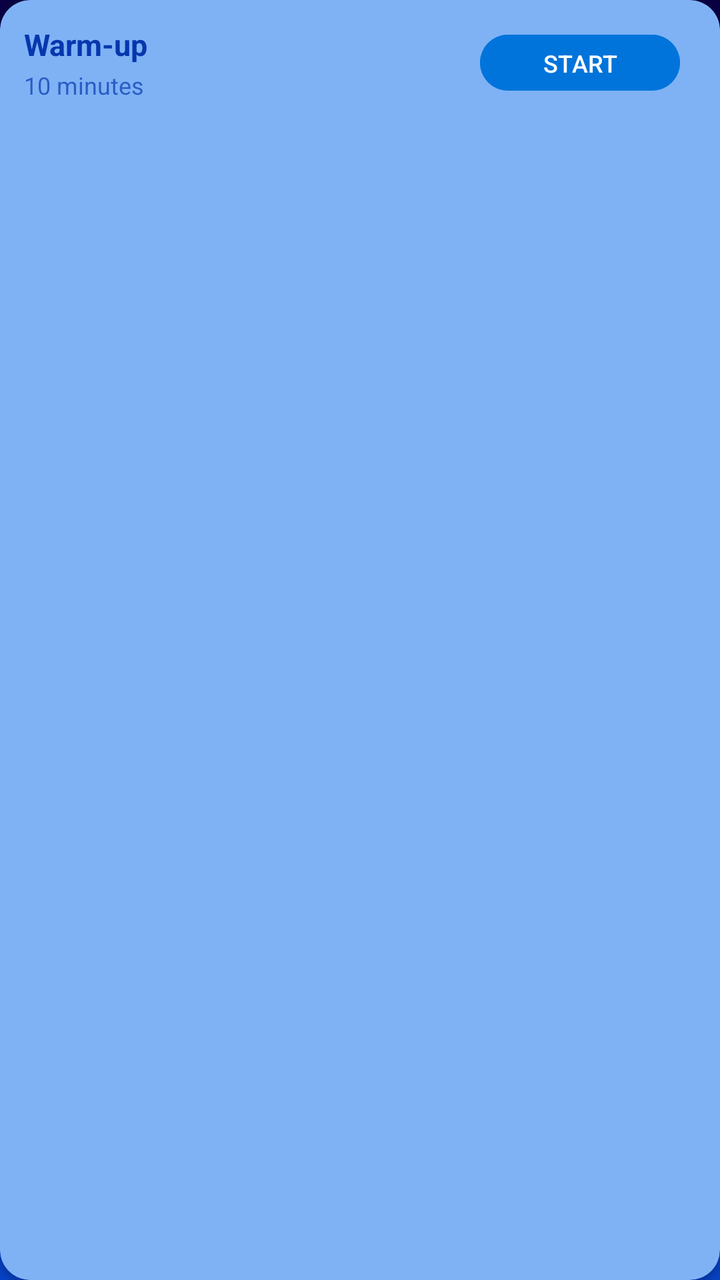
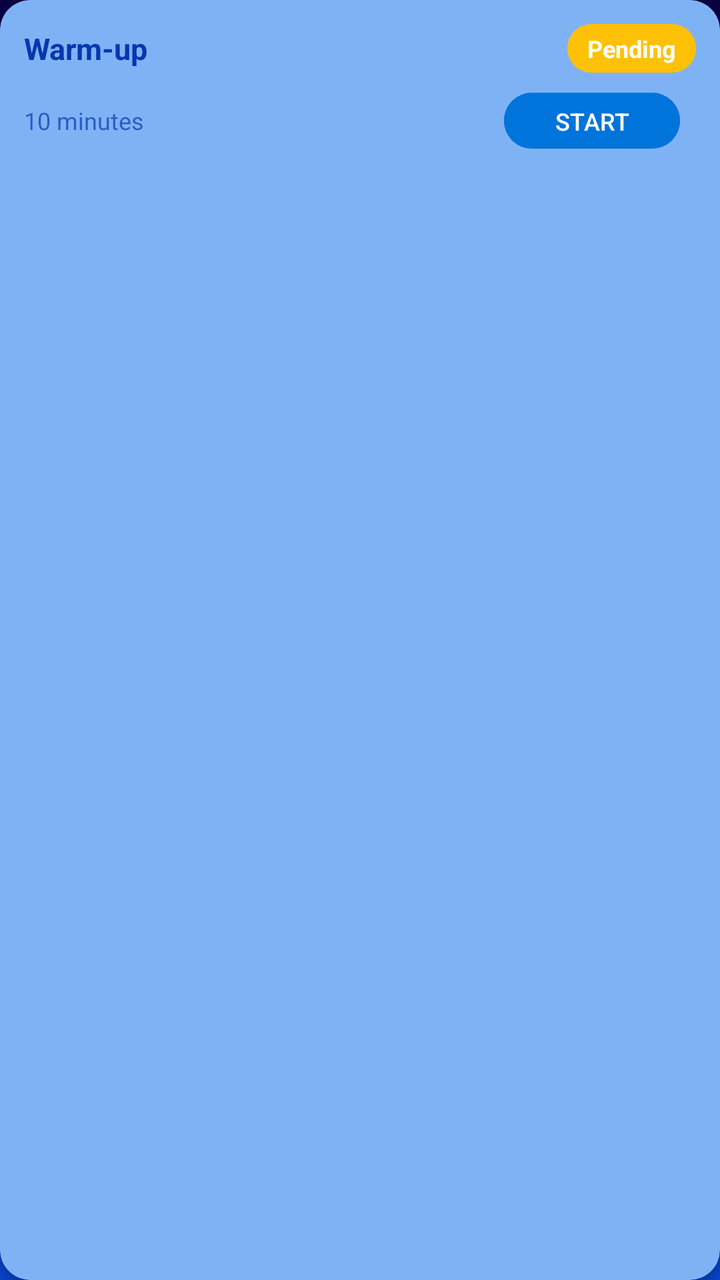

Two renders of the same Android screen: before a commit and after it. Below are the layout's source before the change and the commit's diff.
<!-- AndroidManifest.xml: application theme Theme.RUNOVA -->
<!-- res/layout/item_task_control.xml -->
<?xml version="1.0" encoding="utf-8"?>
<androidx.cardview.widget.CardView xmlns:android="http://schemas.android.com/apk/res/android"
    xmlns:app="http://schemas.android.com/apk/res-auto"
    android:layout_width="match_parent"
    android:layout_height="wrap_content"
    android:layout_marginHorizontal="4dp"
    android:layout_marginVertical="4dp"
    app:cardBackgroundColor="@color/input_bg"
    app:cardCornerRadius="@dimen/card_radius_sm"
    app:cardElevation="2dp">

    <LinearLayout
        android:layout_width="match_parent"
        android:layout_height="wrap_content"
        android:gravity="center_vertical"
        android:orientation="horizontal"
        android:padding="12dp">

        <LinearLayout
            android:layout_width="0dp"
            android:layout_height="wrap_content"
            android:layout_weight="1"
            android:orientation="vertical">

            <TextView
                android:id="@+id/tvTaskName"
                android:layout_width="wrap_content"
                android:layout_height="wrap_content"
                android:text="Warm-up"
                android:textColor="@color/button_primary"
                android:textSize="15sp"
                android:textStyle="bold" />

            <TextView
                android:id="@+id/tvTaskDuration"
                android:layout_width="wrap_content"
                android:layout_height="wrap_content"
                android:layout_marginTop="2dp"
                android:alpha="0.7"
                android:text="10 minutes"
                android:textColor="@color/button_primary"
                android:textSize="12sp" />

        </LinearLayout>

        <Button
            android:id="@+id/btnStart"
            android:layout_width="wrap_content"
            android:layout_height="36dp"
            android:layout_marginEnd="8dp"
            android:backgroundTint="@color/surface_card"
            android:minWidth="100dp"
            android:text="START"
            android:textAllCaps="false"
            android:textColor="@color/white"
            android:textSize="12sp" />

        <Button
            android:id="@+id/btnComplete"
            android:layout_width="wrap_content"
            android:layout_height="36dp"
            android:backgroundTint="@color/status_success"
            android:minWidth="100dp"
            android:text="COMPLETE"
            android:textAllCaps="false"
            android:textColor="@color/white"
            android:textSize="12sp"
            android:visibility="gone" />

    </LinearLayout>

</androidx.cardview.widget.CardView>
<!-- resources referenced by this layout -->
<resources>
  <color name="button_primary">#0637AE</color>
  <color name="input_bg">#FF7FB2F5</color>
  <color name="status_success">#4CAF50</color>
  <color name="surface_card">#FF0174DB</color>
  <color name="white">#FFFFFFFF</color>
  <dimen name="card_radius_sm">15dp</dimen>
  <style name="Theme.RUNOVA" parent="Base.Theme.RUNOVA">
          <item name="android:statusBarColor">@android:color/transparent</item>
          <item name="android:windowLightStatusBar">false</item>
  
          
          <item name="android:navigationBarColor">@android:color/transparent</item>
          <item name="android:windowLightNavigationBar">false</item>
          <item name="android:enforceNavigationBarContrast">false</item>
          <item name="android:enforceStatusBarContrast">false</item>
          <item name="android:windowBackground">@drawable/background</item>
  
          
          <item name="android:windowLayoutInDisplayCutoutMode">shortEdges</item>
  
          
          <item name="android:windowAnimationStyle">@style/Animation.RUNOVA.None</item>
      </style>
  <style name="Base.Theme.RUNOVA" parent="Theme.Material3.DayNight.NoActionBar" />
  <!-- drawable background (drawable) -->
  <?xml version="1.0" encoding="utf-8"?>
  <shape xmlns:android="http://schemas.android.com/apk/res/android"
      android:shape="rectangle">
      <gradient
          android:startColor="#0642C4"
          android:endColor="#080042"
          android:angle="90"
          android:type="linear" />
  </shape>
  <style name="Animation.RUNOVA.None" parent="@android:style/Animation.Activity">
          <item name="android:activityOpenEnterAnimation">@null</item>
          <item name="android:activityOpenExitAnimation">@null</item>
          <item name="android:activityCloseEnterAnimation">@null</item>
          <item name="android:activityCloseExitAnimation">@null</item>
      </style>
</resources>

<!-- the commit's change to res/layout/item_task_control.xml (unified diff, before → after) -->
@@ -12,60 +12,84 @@
     <LinearLayout
         android:layout_width="match_parent"
         android:layout_height="wrap_content"
-        android:gravity="center_vertical"
-        android:orientation="horizontal"
+        android:orientation="vertical"
         android:padding="12dp">
 
         <LinearLayout
-            android:layout_width="0dp"
+            android:layout_width="match_parent"
             android:layout_height="wrap_content"
-            android:layout_weight="1"
-            android:orientation="vertical">
+            android:gravity="center_vertical"
+            android:orientation="horizontal">
 
             <TextView
                 android:id="@+id/tvTaskName"
-                android:layout_width="wrap_content"
+                android:layout_width="0dp"
                 android:layout_height="wrap_content"
+                android:layout_weight="1"
+                android:ellipsize="end"
+                android:maxLines="1"
                 android:text="Warm-up"
                 android:textColor="@color/button_primary"
                 android:textSize="15sp"
                 android:textStyle="bold" />
 
             <TextView
-                android:id="@+id/tvTaskDuration"
+                android:id="@+id/tvTaskStatus"
                 android:layout_width="wrap_content"
                 android:layout_height="wrap_content"
-                android:layout_marginTop="2dp"
+                android:layout_marginStart="8dp"
+                android:background="@drawable/bg_status_pending"
+                android:paddingHorizontal="10dp"
+                android:paddingVertical="4dp"
+                android:text="Pending"
+                android:textColor="@color/white"
+                android:textSize="12sp"
+                android:textStyle="bold" />
+
+        </LinearLayout>
+
+        <LinearLayout
+            android:layout_width="match_parent"
+            android:layout_height="wrap_content"
+            android:gravity="center_vertical"
+            android:orientation="horizontal"
+            android:layout_marginTop="6dp">
+
+            <TextView
+                android:id="@+id/tvTaskDuration"
+                android:layout_width="0dp"
+                android:layout_height="wrap_content"
+                android:layout_weight="1"
+                android:ellipsize="end"
+                android:maxLines="1"
                 android:alpha="0.7"
                 android:text="10 minutes"
                 android:textColor="@color/button_primary"
                 android:textSize="12sp" />
 
+            <Button
+                android:id="@+id/btnStart"
+                android:layout_width="wrap_content"
+                android:layout_height="36dp"
+                android:layout_marginEnd="8dp"
+                android:backgroundTint="@color/surface_card"
+                android:text="START"
+                android:textAllCaps="false"
+                android:textColor="@color/white"
+                android:textSize="12sp" />
+
+            <Button
+                android:id="@+id/btnComplete"
+                android:layout_width="wrap_content"
+                android:layout_height="36dp"
+                android:backgroundTint="@color/status_success"
+                android:text="COMPLETE"
+                android:textAllCaps="false"
+                android:textColor="@color/white"
+                android:textSize="12sp"
+                android:visibility="gone" />
+
         </LinearLayout>
-
-        <Button
-            android:id="@+id/btnStart"
-            android:layout_width="wrap_content"
-            android:layout_height="36dp"
-            android:layout_marginEnd="8dp"
-            android:backgroundTint="@color/surface_card"
-            android:minWidth="100dp"
-            android:text="START"
-            android:textAllCaps="false"
-            android:textColor="@color/white"
-            android:textSize="12sp" />
-
-        <Button
-            android:id="@+id/btnComplete"
-            android:layout_width="wrap_content"
-            android:layout_height="36dp"
-            android:backgroundTint="@color/status_success"
-            android:minWidth="100dp"
-            android:text="COMPLETE"
-            android:textAllCaps="false"
-            android:textColor="@color/white"
-            android:textSize="12sp"
-            android:visibility="gone" />
 
     </LinearLayout>
 
<!-- resource entries referenced after the edit -->
@@ -6,7 +6,26 @@
   <color name="surface_card">#FF0174DB</color>
   <color name="white">#FFFFFFFF</color>
   <dimen name="card_radius_sm">15dp</dimen>
+  <!-- drawable bg_status_pending (drawable) -->
+  <?xml version="1.0" encoding="utf-8"?>
+  <shape xmlns:android="http://schemas.android.com/apk/res/android"
+      android:shape="rectangle">
+      <solid android:color="#FFC107" />
+      <corners android:radius="12dp" />
+  </shape>
   <style name="Theme.RUNOVA" parent="Base.Theme.RUNOVA">
+          <item name="alertDialogTheme">@style/Theme.RUNOVA.AlertDialog</item>
+          
+          <item name="selectableItemBackground">@android:color/transparent</item>
+          <item name="selectableItemBackgroundBorderless">@android:color/transparent</item>
+          <item name="android:selectableItemBackground">@android:color/transparent</item>
+          <item name="colorControlHighlight">@android:color/transparent</item>
+          <item name="rippleColor">@android:color/transparent</item>
+          <item name="android:colorPressedHighlight">@android:color/transparent</item>
+          <item name="android:colorActivatedHighlight">@android:color/transparent</item>
+          <item name="android:colorFocusedHighlight">@android:color/transparent</item>
+          <item name="materialButtonStyle">@style/Theme.RUNOVA.Button</item>
+  
           <item name="android:statusBarColor">@android:color/transparent</item>
           <item name="android:windowLightStatusBar">false</item>
   
@@ -24,6 +43,17 @@
           <item name="android:windowAnimationStyle">@style/Animation.RUNOVA.None</item>
       </style>
   <style name="Base.Theme.RUNOVA" parent="Theme.Material3.DayNight.NoActionBar" />
+  <style name="Theme.RUNOVA.AlertDialog" parent="ThemeOverlay.Material3.MaterialAlertDialog">
+          <item name="colorSurface">@color/card_bg</item>
+          <item name="colorOnSurface">@color/white</item>
+          <item name="colorPrimary">@color/white</item>
+          <item name="android:textColor">@color/white</item>
+          <item name="dialogCornerRadius">@dimen/card_radius</item>
+      </style>
+  <style name="Theme.RUNOVA.Button" parent="Widget.Material3.Button">
+          <item name="rippleColor">@android:color/transparent</item>
+          <item name="android:stateListAnimator">@null</item>
+      </style>
   <!-- drawable background (drawable) -->
   <?xml version="1.0" encoding="utf-8"?>
   <shape xmlns:android="http://schemas.android.com/apk/res/android"
@@ -40,5 +70,7 @@
           <item name="android:activityCloseEnterAnimation">@null</item>
           <item name="android:activityCloseExitAnimation">@null</item>
       </style>
+  <color name="card_bg">#FF0174DB</color>
+  <dimen name="card_radius">20dp</dimen>
 </resources>
 
